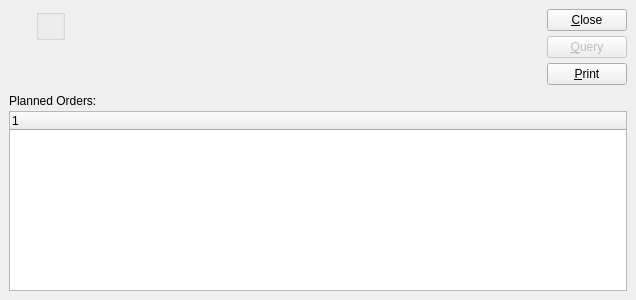
Old version of the form guiclient/dspPlannedOrdersByItem.ui in the repository Pegasus-RPG/xtuple-client.
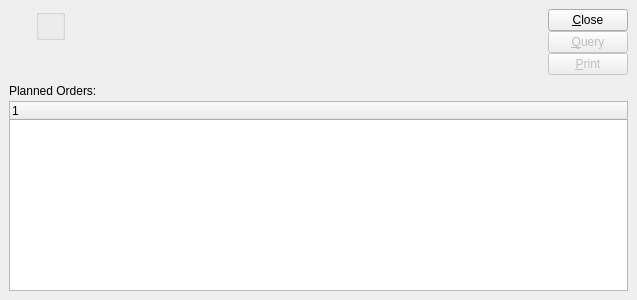
New version of the form. Custom widgets are drawn as their Qt base class.

Patch:
```diff
--- a/guiclient/dspPlannedOrdersByItem.ui
+++ b/guiclient/dspPlannedOrdersByItem.ui
@@ -8,7 +8,7 @@
    <rect>
     <x>0</x>
     <y>0</y>
-    <width>636</width>
+    <width>637</width>
     <height>300</height>
    </rect>
   </property>
@@ -120,7 +120,7 @@
            <number>0</number>
           </property>
           <property name="spacing" >
-           <number>5</number>
+           <number>0</number>
           </property>
           <item>
            <widget class="QPushButton" name="_close" >
@@ -153,6 +153,9 @@
           </item>
           <item>
            <widget class="QPushButton" name="_print" >
+            <property name="enabled" >
+             <bool>false</bool>
+            </property>
             <property name="text" >
              <string>&amp;Print</string>
             </property>
```
Left out of the diff: 25 changed lines with no effect on the pictures.
